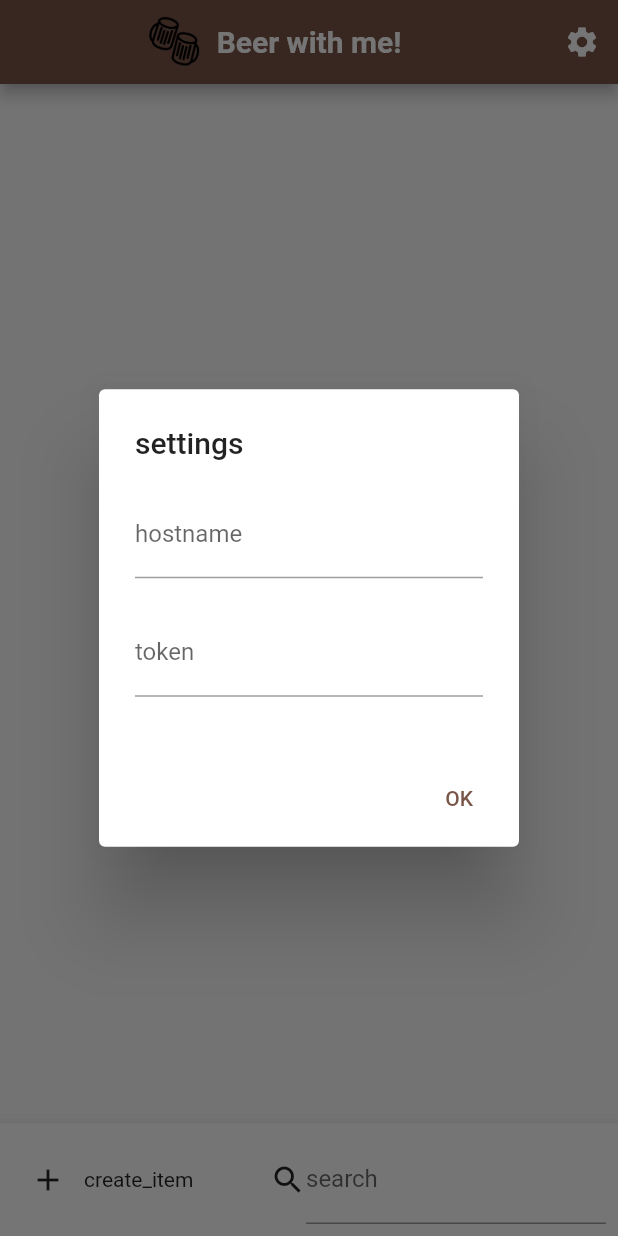
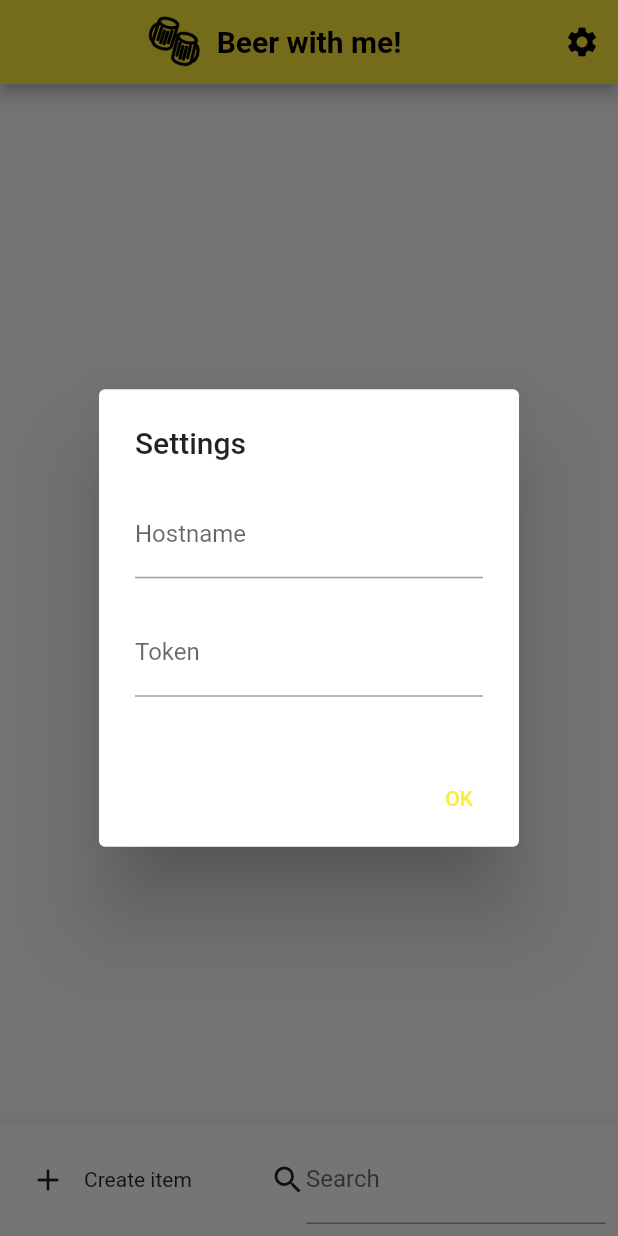
Before and after one commit to nicolaspernoud/beerwithme, a Flutter app: the screen it shows after launch, on a phone screen of 412 x 824 dp. Run offline on Flutter 3.47's test engine with Material 2 defaults, Android fonts, the phone set to English and light mode, and no system bars; our stand-ins replace easy_debounce, equatable, image_picker, shared_preferences; project files that could hold a hidden picture were left out.

```diff
--- a/frontend/lib/i18n.dart
+++ b/frontend/lib/i18n.dart
@@ -13,8 +13,72 @@ class MyLocalizations {
   }
 
   static final Map<String, Map<String, String>> _localizedValues = {
-    'en': {},
-    'fr': {},
+    'en': {
+      'alcohol': 'Alcohol',
+      'brand_created': 'Brand created',
+      'brand_deleted': 'Brand deleted',
+      'brand': 'Brand',
+      'categories': 'Categories',
+      'category_created': 'Category created',
+      'category_deleted': 'Category deleted',
+      'category': 'Category',
+      'create_item': 'Create item',
+      'description': 'Description',
+      'edit_brand': 'Edit brand',
+      'edit_category': 'Edit category',
+      'edit_item': 'Edit item',
+      'hostname': 'Hostname',
+      'ibu': 'IBU',
+      'item_created': 'Item created',
+      'item_deleted': 'Item deleted',
+      'name': 'Name',
+      'new_brand': 'New brand',
+      'new_category': 'New category',
+      'new_item': 'New item',
+      'no_brands': 'No brands',
+      'no_categories': 'No categories',
+      'please_enter_some_text': 'Please enter some text',
+      'rating': 'Rating',
+      'search': 'Search',
+      'settings': 'Settings',
+      'submit': 'Submit',
+      'title': 'Title',
+      'token': 'Token',
+      'try_new_token': 'Please try a new token'
+    },
+    'fr': {
+      'alcohol': 'Alcool',
+      'brand_created': 'Marque créée',
+      'brand_deleted': 'Marque supprimée',
+      'brand': 'Marque',
+      'categories': 'Catégories',
+      'category_created': 'Catégorie créée',
+      'category_deleted': 'Catégorie supprimée',
+      'category': 'Catégorie',
+      'create_item': 'Ajouter',
+      'description': 'Description',
+      'edit_brand': 'Éditer marque',
+      'edit_category': 'Éditer catégorie',
+      'edit_item': 'Éditer',
+      'hostname': 'Serveur',
+      'ibu': 'IBU',
+      'item_created': 'Objet créé',
+      'item_deleted': 'Objet supprimé',
+      'name': 'Nom',
+      'new_brand': 'Nouvelle marque',
+      'new_category': 'Nouvelle catégorie',
+      'new_item': 'Nouvel objet',
+      'no_brands': 'Aucune marque',
+      'no_categories': 'Aucune catégorie',
+      'please_enter_some_text': 'Veuillez entrer du texte',
+      'rating': 'Note',
+      'search': 'Rechercher',
+      'settings': 'Paramètres',
+      'submit': 'Valider',
+      'title': 'Titre',
+      'token': 'Jeton de sécurité',
+      'try_new_token': 'Veuillez mettre à jour votre jeton de sécurité'
+    },
   };
 
   String tr(String token) {
@@ -35,7 +99,7 @@ class MyLocalizationsDelegate extends LocalizationsDelegate<MyLocalizations> {
 
   @override
   Future<MyLocalizations> load(Locale locale) {
-    // Returning a SynchronousFuture here because an async "load" operation
+    // Returning a SynchronousFuture here because an async 'load' operation
     // isn't needed to produce an instance of MyLocalizations.
     return SynchronousFuture<MyLocalizations>(MyLocalizations(locale));
   }
--- a/frontend/lib/main.dart
+++ b/frontend/lib/main.dart
@@ -20,9 +20,7 @@ class MyApp extends StatelessWidget {
   Widget build(BuildContext context) {
     return MaterialApp(
       title: 'Beer with me!',
-      theme: ThemeData(
-        primarySwatch: Colors.brown,
-      ),
+      theme: ThemeData(primarySwatch: Colors.yellow),
       home: const MyHomePage(title: 'Beer with me!'),
       localizationsDelegates: const [
         MyLocalizationsDelegate(),
--- a/frontend/lib/models/crud.dart
+++ b/frontend/lib/models/crud.dart
@@ -124,7 +124,7 @@ class APICrud<T extends Serialisable> extends Crud<T> {
 
   @override
   update(T val) async {
-    final response = await client.patch(
+    final response = await client.put(
       Uri.parse('$base/$route/${val.id}'),
       headers: <String, String>{
         'Content-Type': 'application/json; charset=UTF-8',
```
Also changed, not shown: frontend/lib/components/new_item.dart (+6 -6 lines), frontend/assets/icon/icon.png, frontend/assets/icon/icon.svg, 35 other files.
